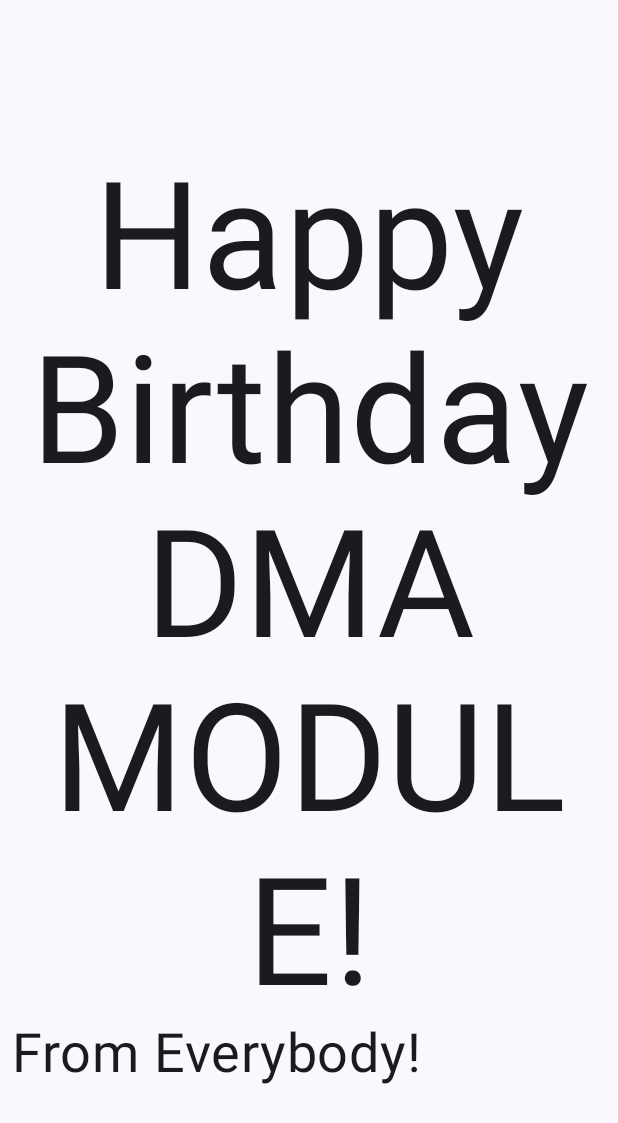
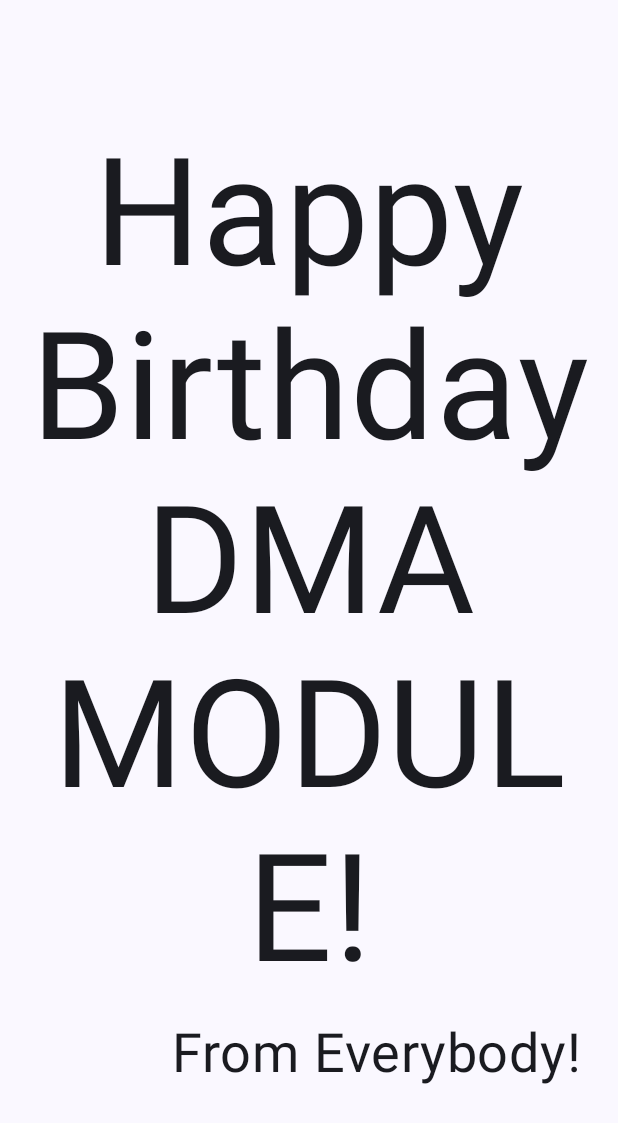
Before and after one commit to yurikajoshi01/DMA-Android-studio-projects, an Android app built with Jetpack Compose: the screen it shows after launch (MainActivity), on a phone screen of 412 x 824 dp. Shown: the top 1123 px of the screen. Run offline under Robolectric (Android 15) with nearby library versions, the light colour scheme and no system bars.

Commit message:
Added padding and alignment towards the right for the signature by adding modifier parameter in second Text composable.

```diff
--- a/HappyBirthday/app/src/main/java/com/example/happybirthday/MainActivity.kt
+++ b/HappyBirthday/app/src/main/java/com/example/happybirthday/MainActivity.kt
@@ -11,6 +11,7 @@ import androidx.compose.material3.MaterialTheme
 import androidx.compose.material3.Surface
 import androidx.compose.material3.Text
 import androidx.compose.runtime.Composable
+import androidx.compose.ui.Alignment
 import androidx.compose.ui.Modifier
 import androidx.compose.ui.text.style.TextAlign
 import androidx.compose.ui.tooling.preview.Preview
@@ -48,7 +49,10 @@ fun GreetingText(message: String, from: String, modifier:Modifier = Modifier){
         )
         Text(
             text = from,
-            fontSize = 36.sp
+            fontSize = 36.sp,
+            modifier = Modifier
+                .padding(16.dp)
+                .align(alignment = Alignment.End)
         )
     }
 }
```
